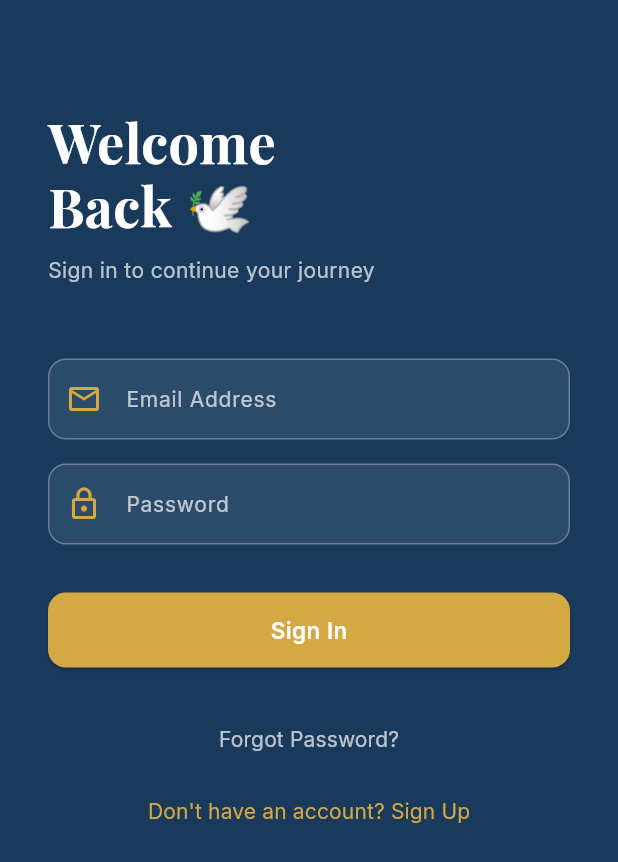
After one commit to Bawoveee/free-indeed-app, a Flutter app: the AuthScreen screen opened directly, on a phone screen of 412 x 824 dp. The commit adds this screen. Shown: the top 862 px of the screen. Run offline on Flutter 3.47's test engine with Material 3 defaults, Android fonts, the phone set to English and light mode, and no system bars; our stand-ins replace firebase_auth, firebase_core, flutter_riverpod, google_fonts; accounts and stored records are empty.

Commit message:
Day 4 - Firebase setup and Auth screens with login, signup and forgot password

```diff
--- /dev/null
+++ b/lib/features/auth/auth_screen.dart
@@ -0,0 +1,227 @@
+import 'package:flutter/material.dart';
+import 'package:firebase_auth/firebase_auth.dart';
+import 'package:free_indeed/core/theme/app_theme.dart';
+class AuthScreen extends StatefulWidget {
+  const AuthScreen({super.key});
+
+  @override
+  State<AuthScreen> createState() => _AuthScreenState();
+}
+
+class _AuthScreenState extends State<AuthScreen> {
+  bool _isLogin = true;
+  bool _isLoading = false;
+  final _emailController = TextEditingController();
+  final _passwordController = TextEditingController();
+  final _nameController = TextEditingController();
+
+  @override
+  void dispose() {
+    _emailController.dispose();
+    _passwordController.dispose();
+    _nameController.dispose();
+    super.dispose();
+  }
+
+  Future<void> _submit() async {
+    setState(() => _isLoading = true);
+    try {
+      if (_isLogin) {
+        await FirebaseAuth.instance.signInWithEmailAndPassword(
+          email: _emailController.text.trim(),
+          password: _passwordController.text.trim(),
+        );
+      } else {
+        await FirebaseAuth.instance.createUserWithEmailAndPassword(
+          email: _emailController.text.trim(),
+          password: _passwordController.text.trim(),
+        );
+      }
+    } catch (e) {
+      if (mounted) {
+        ScaffoldMessenger.of(context).showSnackBar(
+          SnackBar(
+            content: Text(e.toString()),
+            backgroundColor: AppColors.error,
+          ),
+        );
+      }
+    }
+    if (mounted) setState(() => _isLoading = false);
+  }
+  Future<void> _forgotPassword() async {
+  if (_emailController.text.trim().isEmpty) {
+    ScaffoldMessenger.of(context).showSnackBar(
+      const SnackBar(
+        content: Text('Please enter your email address first'),
+      ),
+    );
+    return;
+  }
+  try {
+    await FirebaseAuth.instance.sendPasswordResetEmail(
+      email: _emailController.text.trim(),
+    );
+    if (mounted) {
+      ScaffoldMessenger.of(context).showSnackBar(
+        const SnackBar(
+          content: Text('Password reset email sent! Check your inbox.'),
+          backgroundColor: Color(0xFF2D9B6F),
+        ),
+      );
+    }
+  } catch (e) {
+    if (mounted) {
+      ScaffoldMessenger.of(context).showSnackBar(
+        SnackBar(
+          content: Text(e.toString()),
+          backgroundColor: AppColors.error,
+        ),
+      );
+    }
+  }
+}
+
+
+  @override
+  Widget build(BuildContext context) {
+    return Scaffold(
+      backgroundColor: AppColors.navyBlue,
+      body: SafeArea(
+        child: SingleChildScrollView(
+          padding: const EdgeInsets.all(32),
+          child: Column(
+            crossAxisAlignment: CrossAxisAlignment.start,
+            children: [
+              const SizedBox(height: 40),
+              Text(
+                _isLogin ? 'Welcome\nBack 🕊️' : 'Join the\nJourney 🕊️',
+                style: AppTextStyles.displayLarge,
+              ),
+              const SizedBox(height: 8),
+              Text(
+                _isLogin
+                    ? 'Sign in to continue your journey'
+                    : 'Create your account to get started',
+                style: AppTextStyles.bodyMedium.copyWith(
+                  color: AppColors.white.withValues(alpha: 0.7),
+                ),
+              ),
+              const SizedBox(height: 48),
+
+              // Name field (only for sign up)
+              if (!_isLogin) ...[
+                _buildTextField(
+                  controller: _nameController,
+                  label: 'Full Name',
+                  icon: Icons.person_outline,
+                ),
+                const SizedBox(height: 16),
+              ],
+
+              // Email field
+              _buildTextField(
+                controller: _emailController,
+                label: 'Email Address',
+                icon: Icons.email_outlined,
+                keyboardType: TextInputType.emailAddress,
+              ),
+              const SizedBox(height: 16),
+
+              // Password field
+              _buildTextField(
+                controller: _passwordController,
+                label: 'Password',
+                icon: Icons.lock_outline,
+                obscureText: true,
+              ),
+              const SizedBox(height: 32),
+
+              // Submit button
+              SizedBox(
+                width: double.infinity,
+                child: ElevatedButton(
+                  onPressed: _isLoading ? null : _submit,
+                  child: _isLoading
+                      ? const SizedBox(
+                          height: 20,
+                          width: 20,
+                          child: CircularProgressIndicator(
+                            color: Colors.white,
+                            strokeWidth: 2,
+                          ),
+                        )
+                      : Text(_isLogin ? 'Sign In' : 'Create Account'),
+                ),
+              ),
+              const SizedBox(height: 24),
+
+              // Forgot password (only show on login)
+if (_isLogin)
+  Center(
+    child: TextButton(
+      onPressed: _forgotPassword,
+      child: Text(
+        'Forgot Password?',
+        style: AppTextStyles.bodyMedium.copyWith(
+          color: AppColors.white.withValues(alpha: 0.7),
+        ),
+      ),
+    ),
+  ),
+
+// Toggle login/signup
+Center(
+  child: TextButton(
+    onPressed: () => setState(() => _isLogin = !_isLogin),
+    child: Text(
+      _isLogin
+          ? "Don't have an account? Sign Up"
+          : 'Already have an account? Sign In',
+      style: AppTextStyles.bodyMedium.copyWith(
+        color: AppColors.gold,
+      ),
+    ),
+  ),
+),
+            ],
+          ),
+        ),
+      ),
+    );
+  }
+
+  Widget _buildTextField({
+    required TextEditingController controller,
+    required String label,
+    required IconData icon,
+    TextInputType? keyboardType,
+    bool obscureText = false,
+  }) {
+    return TextField(
+      controller: controller,
+      keyboardType: keyboardType,
+      obscureText: obscureText,
+      style: AppTextStyles.bodyMedium.copyWith(color: AppColors.white),
+      decoration: InputDecoration(
+        labelText: label,
+        labelStyle: AppTextStyles.bodyMedium.copyWith(
+          color: AppColors.white.withValues(alpha: 0.7),
+        ),
+        prefixIcon: Icon(icon, color: AppColors.gold),
+        enabledBorder: OutlineInputBorder(
+          borderRadius: BorderRadius.circular(12),
+          borderSide: BorderSide(
+            color: AppColors.white.withValues(alpha: 0.3),
+          ),
+        ),
+        focusedBorder: OutlineInputBorder(
+          borderRadius: BorderRadius.circular(12),
+          borderSide: const BorderSide(color: AppColors.gold),
+        ),
+        filled: true,
+        fillColor: AppColors.white.withValues(alpha: 0.08),
+      ),
+    );
+  }
+}
```
Also changed, not shown: lib/features/onboarding/onboarding_screen.dart (+2 -20 lines), lib/main.dart (+7 -37 lines), firebase.json (added), lib/firebase_options.dart (added), 3 other files.
